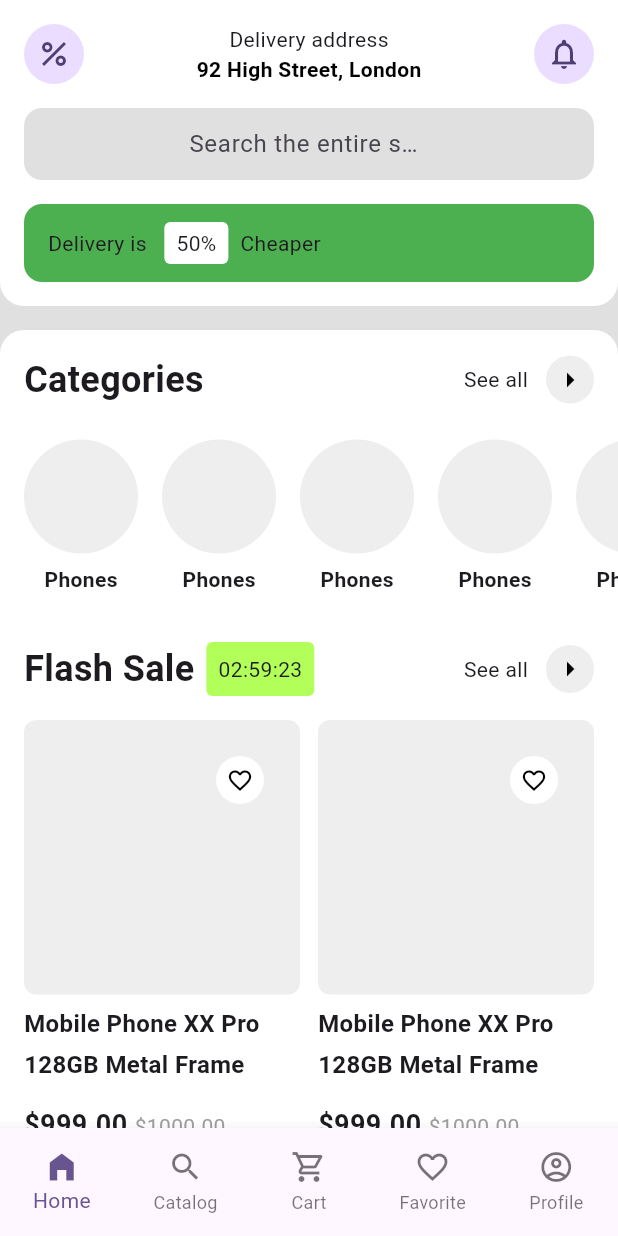
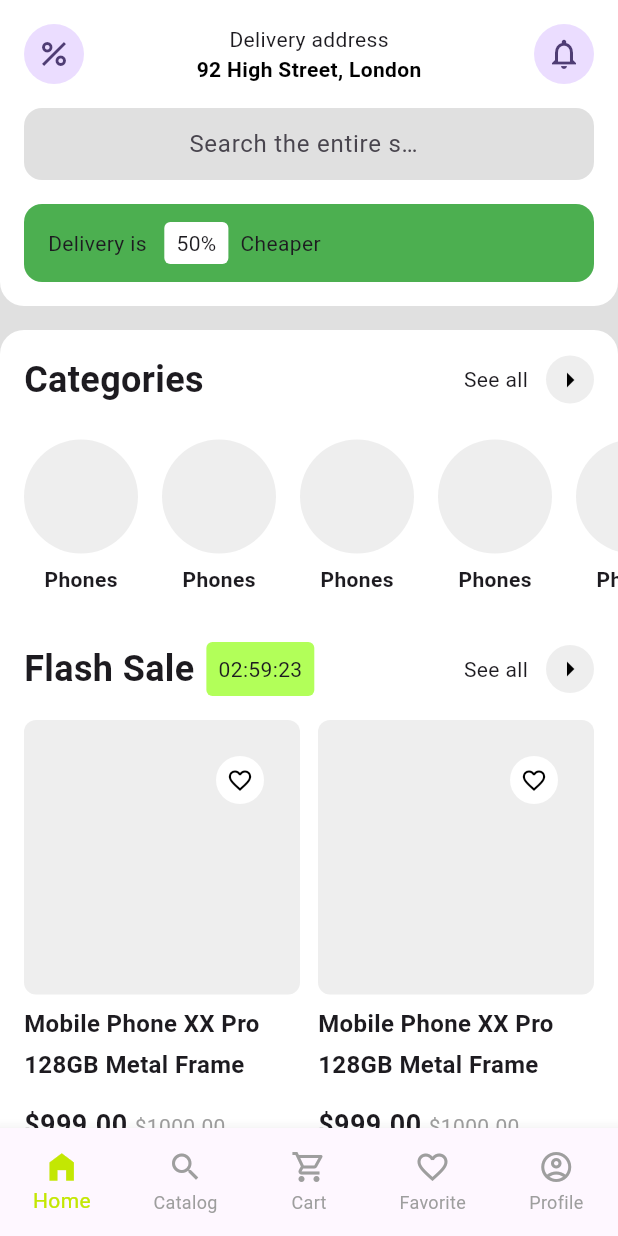
Before and after one commit to JAICHANGPARK/flutter_notebook_chapter_33, a Flutter app: the EcommerceMainPage screen opened directly, on a phone screen of 412 x 824 dp. Run offline on Flutter 3.47's test engine with Material 2 defaults, Android fonts, the phone set to English and light mode, and no system bars; our stand-ins replace dots_indicator.

Commit message:
Update ecommerce_main_page.dart

```diff
--- a/lib/ep1671_ecommerce_app/view/ecommerce_main_page.dart
+++ b/lib/ep1671_ecommerce_app/view/ecommerce_main_page.dart
@@ -302,6 +302,8 @@ class _EcommerceMainPageState extends State<EcommerceMainPage> {
       bottomNavigationBar: SizedBox(
         height: 72,
         child: BottomNavigationBar(
+          unselectedItemColor: Colors.grey,
+          selectedItemColor: Color.fromRGBO(195, 231, 3, 1),
           type: BottomNavigationBarType.fixed,
           items: [
             const BottomNavigationBarItem(icon: Icon(Icons.home_filled), label: "Home"),
```
